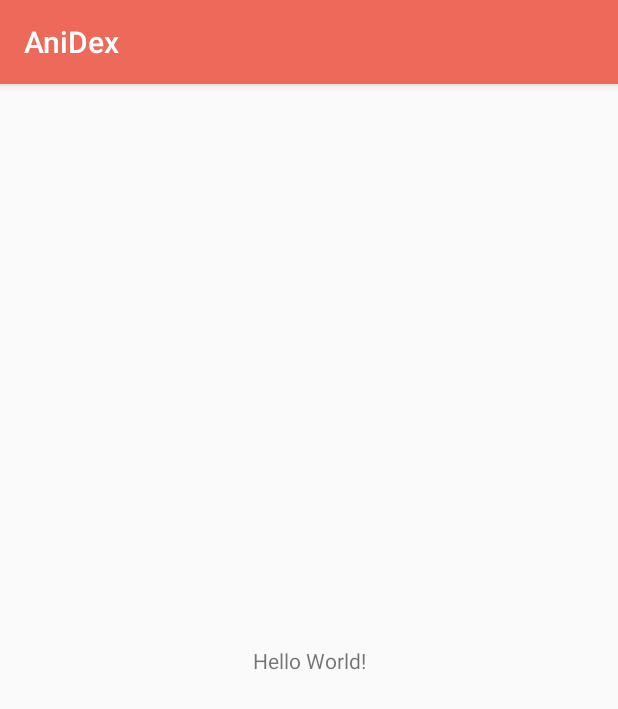
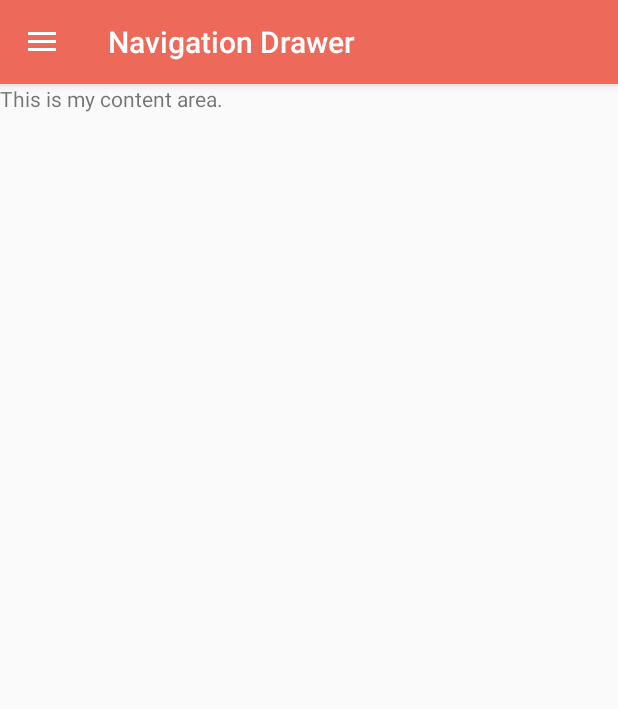
Before and after one commit to alengozy/AniDex, an Android app: the screen it shows after launch (MainActivity), on a phone screen of 412 x 824 dp. Shown: the top 709 px of the screen. Run offline under Robolectric (Android 15) with nearby library versions, the phone set to English and light mode, and no system bars.

Commit message:
Created model classes, implemented network service, started working on the UI components

```diff
--- a/app/src/main/AndroidManifest.xml
+++ b/app/src/main/AndroidManifest.xml
@@ -10,7 +10,8 @@
         android:supportsRtl="true"
         android:theme="@style/AppTheme">
 
-        <activity android:name=".MainActivity">
+        <activity android:name=".MainActivity"
+            android:theme="@style/AppTheme.NoActionBar">
             <intent-filter>
                 <action android:name="android.intent.action.MAIN" />
 
--- a/app/src/main/java/com/example/anidex/MainActivity.kt
+++ b/app/src/main/java/com/example/anidex/MainActivity.kt
@@ -2,11 +2,36 @@ package com.example.anidex
 
 import androidx.appcompat.app.AppCompatActivity
 import android.os.Bundle
+import android.view.MenuItem
+import androidx.appcompat.app.ActionBarDrawerToggle
+import androidx.appcompat.widget.Toolbar
 
-class MainActivity : AppCompatActivity() {
+import androidx.drawerlayout.widget.DrawerLayout
+import com.google.android.material.navigation.NavigationView
 
+class MainActivity : AppCompatActivity(), NavigationView.OnNavigationItemSelectedListener {
+
+    lateinit var  toolbar: Toolbar
+    lateinit var drawerLayout: DrawerLayout
+    lateinit var navigationView: NavigationView
     override fun onCreate(savedInstanceState: Bundle?) {
         super.onCreate(savedInstanceState)
         setContentView(R.layout.activity_main)
+        toolbar = findViewById(R.id.toolbar)
+        setSupportActionBar(toolbar)
+
+        drawerLayout = findViewById(R.id.drawer_layout)
+        navigationView = findViewById(R.id.nav_view)
+        val toggle = ActionBarDrawerToggle(
+            this, drawerLayout, toolbar, 0, 0
+        )
+        drawerLayout.addDrawerListener(toggle)
+        toggle.syncState()
+        navigationView.setNavigationItemSelectedListener(this)
+
+    }
+
+    override fun onNavigationItemSelected(item: MenuItem): Boolean {
+        TODO("not implemented") //To change body of created functions use File | Settings | File Templates.
     }
 }
--- /dev/null
+++ b/app/src/main/java/com/example/anidex/model/MangaDetail.kt
@@ -0,0 +1 @@
+package com.example.anidex.model
--- /dev/null
+++ b/app/src/main/java/com/example/anidex/model/MangaResponse.kt
@@ -0,0 +1 @@
+package com.example.anidex.model
--- a/app/src/main/res/layout/activity_main.xml
+++ b/app/src/main/res/layout/activity_main.xml
@@ -1,18 +1,26 @@
 <?xml version="1.0" encoding="utf-8"?>
-<androidx.constraintlayout.widget.ConstraintLayout xmlns:android="http://schemas.android.com/apk/res/android"
+<androidx.drawerlayout.widget.DrawerLayout
+    xmlns:android="http://schemas.android.com/apk/res/android"
     xmlns:app="http://schemas.android.com/apk/res-auto"
     xmlns:tools="http://schemas.android.com/tools"
+    android:id="@+id/drawer_layout"
     android:layout_width="match_parent"
     android:layout_height="match_parent"
-    tools:context=".MainActivity">
+    android:fitsSystemWindows="true"
+    tools:openDrawer="start">
 
-    <TextView
+    <include
+        layout="@layout/drawer_layout"
+        android:layout_width="match_parent"
+        android:layout_height="match_parent"/>
+
+    <com.google.android.material.navigation.NavigationView
+        android:id="@+id/nav_view"
         android:layout_width="wrap_content"
-        android:layout_height="wrap_content"
-        android:text="Hello World!"
-        app:layout_constraintBottom_toBottomOf="parent"
-        app:layout_constraintLeft_toLeftOf="parent"
-        app:layout_constraintRight_toRightOf="parent"
-        app:layout_constraintTop_toTopOf="parent" />
+        android:layout_height="match_parent"
+        android:layout_gravity="start"
+        android:fitsSystemWindows="true"
+        app:headerLayout="@layout/nav_header"
+        app:menu="@menu/nav_menu"/>
 
-</androidx.constraintlayout.widget.ConstraintLayout>
+</androidx.drawerlayout.widget.DrawerLayout>
--- /dev/null
+++ b/app/src/main/res/layout/drawer_layout.xml
@@ -0,0 +1,46 @@
+<?xml version="1.0" encoding="utf-8"?>
+<LinearLayout xmlns:android="http://schemas.android.com/apk/res/android"
+    xmlns:app="http://schemas.android.com/apk/res-auto"
+    android:orientation="vertical"
+    android:layout_width="match_parent"
+    android:layout_height="match_parent">
+
+    <com.google.android.material.appbar.AppBarLayout
+        android:layout_height="wrap_content"
+        android:layout_width="match_parent"
+        android:theme="@style/ThemeOverlay.AppCompat.Dark.ActionBar">
+
+        <androidx.appcompat.widget.Toolbar
+            android:id="@+id/toolbar"
+            android:layout_width="match_parent"
+            android:layout_height="?attr/actionBarSize"
+            android:background="?attr/colorPrimary"
+            app:popupTheme="@style/ThemeOverlay.AppCompat.Light">
+            <LinearLayout
+                android:layout_width="match_parent"
+                android:layout_height="match_parent"
+                android:orientation="horizontal"
+                android:gravity="center_vertical">
+                <TextView
+                    android:layout_width="wrap_content"
+                    android:layout_height="wrap_content"
+                    android:text="Navigation Drawer"
+                    android:textColor="#FFFFFF"
+                    style="@style/TextAppearance.AppCompat.Widget.ActionBar.Title"/>
+            </LinearLayout>
+        </androidx.appcompat.widget.Toolbar>
+
+    </com.google.android.material.appbar.AppBarLayout>
+
+
+    <LinearLayout
+        android:layout_width="match_parent"
+        android:layout_height="match_parent"
+        android:orientation="vertical">
+        <TextView
+            android:layout_width="wrap_content"
+            android:layout_height="wrap_content"
+            android:text="This is my content area."/>
+    </LinearLayout>
+
+</LinearLayout>
--- /dev/null
+++ b/app/src/main/res/menu/nav_menu.xml
@@ -0,0 +1,5 @@
+<?xml version="1.0" encoding="utf-8"?>
+<menu xmlns:android="http://schemas.android.com/apk/res/android">
+
+
+</menu>
--- a/app/src/main/res/values/styles.xml
+++ b/app/src/main/res/values/styles.xml
@@ -8,4 +8,9 @@
         <item name="colorAccent">@color/colorAccent</item>
     </style>
 
+    <style name="AppTheme.NoActionBar">
+        <item name="windowActionBar">false</item>
+        <item name="windowNoTitle">true</item>
+    </style>
+
 </resources>
--- a/build.gradle
+++ b/build.gradle
@@ -1,7 +1,7 @@
 // Top-level build file where you can add configuration options common to all sub-projects/modules.
 
 buildscript {
-    ext.kotlin_version = '1.3.50'
+    ext.kotlin_version = '1.3.61'
     repositories {
         google()
         jcenter()
```
Also changed, not shown: app/build.gradle (+6 -2 lines), app/src/main/java/com/example/anidex/model/Anime.kt (+38 -0 lines), app/src/main/java/com/example/anidex/model/AnimeDetail.kt (added, +11 -0 lines), app/src/main/java/com/example/anidex/network/APIService.kt (+37 -1 lines), app/src/main/res/layout/nav_header.xml (added, +33 -0 lines).
